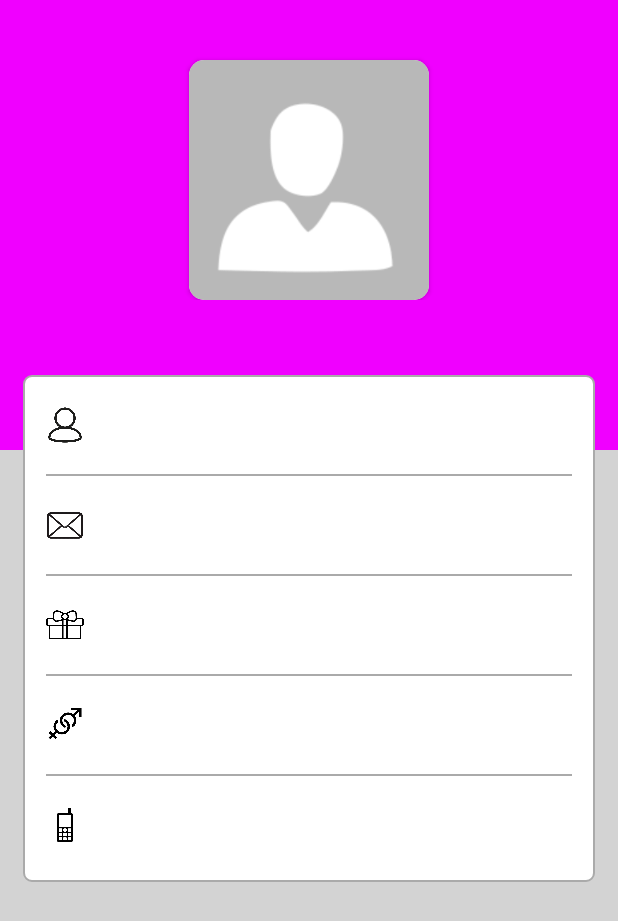
After one commit to Zolianul/InSight, an Android app: the UserPageActivity screen opened directly, with no data from a screen before it, on a phone screen of 412 x 824 dp. The commit adds this screen. Shown: the top 921 px of the screen. Run offline under Robolectric (Android 15) with nearby library versions, the phone set to English and light mode, and no system bars; our stand-ins replace Firebase (no records; nobody signed in at launch, a user with empty details on screens opened directly).

Commit message:
User profile page added

```diff
--- a/app/src/main/AndroidManifest.xml
+++ b/app/src/main/AndroidManifest.xml
@@ -16,6 +16,9 @@
         android:theme="@style/Theme.InSight"
         android:usesCleartextTraffic="true"
         tools:targetApi="31">
+        <activity
+            android:name=".UserPageActivity"
+            android:exported="false" />
         <activity
             android:name=".LogInActivity"
             android:exported="false" />
--- a/app/src/main/java/com/example/insight/LogInActivity.java
+++ b/app/src/main/java/com/example/insight/LogInActivity.java
@@ -107,7 +107,10 @@ public class LogInActivity extends AppCompatActivity {
 
                     if(firebaseUser.isEmailVerified()){
                         Toast.makeText(LogInActivity.this, "Log in successful", Toast.LENGTH_SHORT).show();
-
+                        //oppen user profile
+                        //Start the user page activity
+                        startActivity(new Intent(LogInActivity.this,UserPageActivity.class));
+                        finish();
                     }else{
                         firebaseUser.sendEmailVerification();
                         authProfile.signOut();
@@ -161,4 +164,19 @@ public class LogInActivity extends AppCompatActivity {
         //show the alert dialog
     alertDialog.show();
     }
+//check if user is logged in. if yes, take it to user page
+    @Override
+    protected void onStart() {
+        super.onStart();
+        if( authProfile.getCurrentUser() != null){
+            Toast.makeText(LogInActivity.this, "Already logged in",Toast.LENGTH_SHORT).show();
+
+            //Start the user page activity
+            startActivity(new Intent(LogInActivity.this,UserPageActivity.class));
+            finish();
+        }else{
+            Toast.makeText(LogInActivity.this, "You can now log in",Toast.LENGTH_SHORT).show();
+        }
+
+    }
 }
--- a/app/src/main/java/com/example/insight/ReadWriteUserDetails.java
+++ b/app/src/main/java/com/example/insight/ReadWriteUserDetails.java
@@ -2,6 +2,8 @@ package com.example.insight;
 
 public class ReadWriteUserDetails {
     public String dateOfBirth,gender,phone;
+
+    public ReadWriteUserDetails(){}
 
     public ReadWriteUserDetails(String textDob, String textGender, String textPhone){
         this.dateOfBirth=textDob;
--- a/app/src/main/java/com/example/insight/RegisteringActivity.java
+++ b/app/src/main/java/com/example/insight/RegisteringActivity.java
@@ -194,11 +194,11 @@ public class RegisteringActivity extends AppCompatActivity {
                                 firebaseUser.sendEmailVerification();
 
                                 Toast.makeText(RegisteringActivity.this,"User succesfully registered.Please verify your email.",Toast.LENGTH_LONG).show();
-/*
-                                Intent intent = new Intent(RegisteringActivity.this, UserProfileActivity.class);
+
+                                Intent intent = new Intent(RegisteringActivity.this, UserPageActivity.class);
                                 intent.setFlags(Intent.FLAG_ACTIVITY_CLEAR_TOP | Intent.FLAG_ACTIVITY_CLEAR_TASK | Intent.FLAG_ACTIVITY_NEW_TASK);
                                 startActivity(intent);
-                                finish();*/
+                                finish();
                             }else{
                                 Toast.makeText(RegisteringActivity.this,"User registration failed.",Toast.LENGTH_LONG).show();
 
--- /dev/null
+++ b/app/src/main/java/com/example/insight/UserPageActivity.java
@@ -0,0 +1,90 @@
+package com.example.insight;
+
+import androidx.annotation.NonNull;
+import androidx.appcompat.app.AppCompatActivity;
+
+import android.os.Bundle;
+import android.view.View;
+import android.widget.ImageView;
+import android.widget.ProgressBar;
+import android.widget.TextView;
+import android.widget.Toast;
+
+import com.google.firebase.auth.FirebaseAuth;
+import com.google.firebase.auth.FirebaseUser;
+import com.google.firebase.database.DataSnapshot;
+import com.google.firebase.database.DatabaseError;
+import com.google.firebase.database.DatabaseReference;
+import com.google.firebase.database.FirebaseDatabase;
+import com.google.firebase.database.ValueEventListener;
+
+public class UserPageActivity extends AppCompatActivity {
+
+    private TextView textViewWelcome,textViewFullName,textViewEmail,textViewDoB,textViewGender,textViewMobile;
+    private ProgressBar progressBar;
+    private String fullName,email,dob,gender,mobile;
+    private ImageView imageView;
+    private FirebaseAuth authProfile;
+    @Override
+    protected void onCreate(Bundle savedInstanceState) {
+        super.onCreate(savedInstanceState);
+        setContentView(R.layout.activity_user_page);
+
+        textViewWelcome=findViewById(R.id.textView_show_welcome);
+        textViewFullName=findViewById(R.id.textView_show_full_name);
+        textViewEmail=findViewById(R.id.textView_show_email);
+        textViewDoB=findViewById(R.id.textView_show_dob);
+        textViewGender=findViewById(R.id.textView_show_gender);
+        textViewMobile=findViewById(R.id.textView_show_mobile);
+        progressBar=findViewById(R.id.progress_bar);
+
+        authProfile= FirebaseAuth.getInstance();
+        FirebaseUser  firebaseUser= authProfile.getCurrentUser();
+        if(firebaseUser == null){
+            Toast.makeText(UserPageActivity.this, "Something went wrong! User not available",Toast.LENGTH_LONG).show();
+        }else{
+            progressBar.setVisibility(View.VISIBLE);
+            showUserProfile(firebaseUser);
+        }
+
+
+    }
+
+    private void showUserProfile(FirebaseUser  firebaseUser) {
+        String userID= firebaseUser.getUid();
+
+        //extract data from the db
+
+        DatabaseReference referenceProfile = FirebaseDatabase.getInstance().getReference("Registered Users");
+        referenceProfile.child(userID).addListenerForSingleValueEvent(new ValueEventListener() {
+            @Override
+            public void onDataChange(@NonNull DataSnapshot snapshot) {
+                ReadWriteUserDetails readUserDetails = snapshot.getValue(ReadWriteUserDetails.class);
+                if(readUserDetails != null){
+                    fullName=firebaseUser.getDisplayName();
+                    email= firebaseUser.getEmail();
+                    dob=readUserDetails.dateOfBirth;
+                    gender=readUserDetails.gender;
+                    mobile=readUserDetails.phone;
+
+                    textViewWelcome.setText("Welcome"+fullName+"!");
+                    textViewFullName.setText(fullName);
+                    textViewEmail.setText(email);
+                    textViewDoB.setText(dob);
+                    textViewGender.setText(gender);
+                    textViewMobile.setText(mobile);
+                } else {
+                    System.out.println("EROARE");
+                }
+                progressBar.setVisibility(View.GONE);
+            }
+
+            @Override
+            public void onCancelled(@NonNull DatabaseError error) {
+                Toast.makeText(UserPageActivity.this, "Something went wrong when fetching from the db!",Toast.LENGTH_LONG).show();
+                progressBar.setVisibility(View.GONE);
+            }
+        });
+
+    }
+}
--- /dev/null
+++ b/app/src/main/res/layout/activity_user_page.xml
@@ -0,0 +1,269 @@
+<?xml version="1.0" encoding="utf-8"?>
+
+
+<ScrollView xmlns:android="http://schemas.android.com/apk/res/android"
+xmlns:app="http://schemas.android.com/apk/res-auto"
+xmlns:tools="http://schemas.android.com/tools"
+android:layout_width="match_parent"
+android:layout_height="match_parent"
+android:orientation="vertical"
+tools:context=".UserPageActivity"
+android:background="@color/light_gray">
+
+<LinearLayout
+    android:layout_width="match_parent"
+    android:layout_height="wrap_content"
+    android:orientation="vertical">
+
+    <RelativeLayout
+        android:id="@+id/layout_head"
+        android:layout_width="match_parent"
+        android:layout_height="300dp"
+        android:background="@color/purple_700">
+
+        <RelativeLayout
+            android:layout_width="match_parent"
+            android:layout_height="wrap_content"
+            android:id="@+id/RL_imageView">
+
+            <androidx.cardview.widget.CardView
+                android:layout_width="wrap_content"
+                android:layout_height="wrap_content"
+                android:layout_centerHorizontal="true"
+                android:layout_marginTop="40dp"
+                android:elevation="5dp"
+                app:cardCornerRadius="10dp">
+
+                <ImageView
+                    android:id="@+id/imageView_profile_dp"
+                    android:layout_width="160dp"
+                    android:layout_height="160dp"
+
+                    android:background="@drawable/no_profile_pic"
+                    android:scaleType="centerCrop" />
+            </androidx.cardview.widget.CardView>
+            <ProgressBar
+                android:id="@+id/progress_bar_profile_pic"
+                style="?android:attr/progressBarStyleSmall"
+                android:layout_width="wrap_content"
+                android:layout_height="wrap_content"
+                android:layout_marginTop="110dp"
+                android:layout_centerHorizontal="true"
+                android:elevation="10dp"
+                android:visibility="gone" />
+        </RelativeLayout>
+
+        <TextView
+            android:id="@+id/textView_show_welcome"
+            android:layout_width="wrap_content"
+            android:layout_height="wrap_content"
+            android:layout_below="@id/RL_imageView"
+            android:layout_centerHorizontal="true"
+            android:layout_marginTop="5dp"
+            android:layout_marginBottom="30dp"
+
+            android:textAlignment="center"
+            android:textAppearance="@style/TextAppearance.AppCompat.Headline"
+            android:textColor="@android:color/white" />
+    </RelativeLayout>
+
+    <RelativeLayout
+        android:layout_width="match_parent"
+        android:layout_height="wrap_content"
+        android:padding="15dp"
+        android:layout_marginTop="-50dp"
+        android:layout_marginLeft="15dp"
+        android:layout_marginRight="15dp"
+        android:layout_marginBottom="15dp"
+        android:background="@drawable/border">
+
+        <RelativeLayout
+            android:layout_width="match_parent"
+            android:layout_height="wrap_content"
+            android:layout_marginTop="5dp"
+            android:layout_marginBottom="20dp"
+            android:id="@+id/RL_name">
+
+            <ImageView
+                android:layout_width="25dp"
+                android:layout_height="25dp"
+                android:layout_centerVertical="true"
+                android:id="@+id/ic_profile"
+
+                android:background="@drawable/ic_profile"/>
+
+            <TextView
+                android:id="@+id/textView_show_full_name"
+                android:layout_width="wrap_content"
+                android:layout_height="wrap_content"
+                android:layout_centerVertical="true"
+                android:layout_alignStart="@id/ic_profile"
+                android:layout_marginStart="50dp"
+                 />
+        </RelativeLayout>
+
+        <View
+            android:id="@+id/divider_name"
+            android:layout_width="match_parent"
+            android:layout_height="1dp"
+            android:layout_below="@id/RL_name"
+            android:background="@android:color/darker_gray"/>
+
+        <RelativeLayout
+            android:layout_width="match_parent"
+            android:layout_height="wrap_content"
+            android:id="@+id/RL_email"
+            android:layout_marginTop="10dp"
+            android:layout_marginBottom="10dp"
+            android:layout_below="@id/divider_name">
+
+            <ImageView
+                android:layout_width="25dp"
+                android:layout_height="25dp"
+                android:layout_marginTop="20dp"
+                android:id="@+id/ic_email"
+
+                android:layout_centerVertical="true"
+                android:background="@drawable/ic_email"/>
+
+            <TextView
+                android:id="@+id/textView_show_email"
+                android:layout_width="wrap_content"
+                android:layout_height="wrap_content"
+                android:layout_alignStart="@id/ic_email"
+                android:layout_marginStart="50dp"
+                android:layout_centerVertical="true"
+                android:layout_marginTop="20dp"
+                 />
+        </RelativeLayout>
+
+        <View
+            android:id="@+id/divider_email"
+            android:layout_width="match_parent"
+            android:layout_height="1dp"
+            android:layout_below="@id/RL_email"
+            android:background="@android:color/darker_gray"/>
+
+        <RelativeLayout
+            android:layout_width="match_parent"
+            android:layout_height="wrap_content"
+            android:id="@+id/RL_dob"
+            android:layout_marginTop="10dp"
+            android:layout_marginBottom="10dp"
+            android:layout_below="@id/divider_email">
+
+            <ImageView
+                android:layout_width="25dp"
+                android:layout_height="25dp"
+                android:layout_marginTop="20dp"
+                android:layout_centerVertical="true"
+                android:id="@+id/ic_dob"
+
+                android:background="@drawable/ic_birthday"/>
+
+            <TextView
+                android:id="@+id/textView_show_dob"
+                android:layout_width="wrap_content"
+                android:layout_height="wrap_content"
+                android:layout_alignStart="@id/ic_dob"
+                android:layout_centerVertical="true"
+                android:layout_marginStart="50dp"
+                android:layout_marginTop="20dp"
+                 />
+        </RelativeLayout>
+
+        <View
+            android:id="@+id/divider_dob"
+            android:layout_width="match_parent"
+            android:layout_height="1dp"
+            android:layout_below="@id/RL_dob"
+            android:background="@android:color/darker_gray"/>
+
+        <RelativeLayout
+            android:layout_width="match_parent"
+            android:layout_height="wrap_content"
+            android:id="@+id/RL_gender"
+            android:layout_marginTop="10dp"
+            android:layout_marginBottom="10dp"
+            android:layout_below="@id/divider_dob">
+
+            <ImageView
+                android:layout_width="25dp"
+                android:layout_height="25dp"
+                android:id="@+id/ic_gender"
+
+                android:layout_centerVertical="true"
+                android:layout_marginTop="20dp"
+                android:background="@drawable/ic_gender"/>
+
+            <TextView
+                android:id="@+id/textView_show_gender"
+                android:layout_width="wrap_content"
+                android:layout_height="wrap_content"
+                android:layout_alignStart="@id/ic_gender"
+                android:layout_centerVertical="true"
+                android:layout_marginStart="50dp"
+                android:layout_marginTop="20dp"
+                 />
+        </RelativeLayout>
+
+        <View
+            android:id="@+id/divider_gender"
+            android:layout_width="match_parent"
+            android:layout_height="1dp"
+            android:layout_below="@id/RL_gender"
+            android:background="@android:color/darker_gray"/>
+
+        <RelativeLayout
+            android:layout_width="match_parent"
+            android:layout_height="wrap_content"
+            android:id="@+id/RL_mobile"
+            android:layout_marginTop="10dp"
+            android:layout_below="@id/divider_gender">
+
+            <ImageView
+                android:layout_width="25dp"
+                android:layout_height="25dp"
+                android:layout_centerVertical="true"
+                android:layout_marginTop="20dp"
+                android:id="@+id/ic_mobile"
+
+                android:background="@drawable/ic_mobile"/>
+
+            <TextView
+                android:id="@+id/textView_show_mobile"
+                android:layout_width="wrap_content"
+                android:layout_height="wrap_content"
+                android:layout_centerVertical="true"
+                android:layout_alignStart="@id/ic_mobile"
+                android:layout_marginStart="50dp"
+                android:layout_marginTop="20dp"
+                 />
+        </RelativeLayout>
+
+        <ProgressBar
+            android:id="@+id/progress_bar"
+            style="?android:attr/progressBarStyleLarge"
+            android:layout_width="wrap_content"
+            android:layout_height="wrap_content"
+            android:layout_centerInParent="true"
+            android:layout_centerHorizontal="true"
+            android:elevation="10dp"
+            android:visibility="gone" />
+    </RelativeLayout>
+
+    <TextView
+        android:layout_width="match_parent"
+        android:layout_height="wrap_content"
+        android:textAlignment="center"
+        android:layout_marginTop="50dp"
+        />
+    <TextView
+        android:layout_width="match_parent"
+        android:layout_height="wrap_content"
+        android:textAlignment="center"
+
+        android:id="@+id/textView_show_register_date"/>
+
+</LinearLayout>
+</ScrollView>
```
